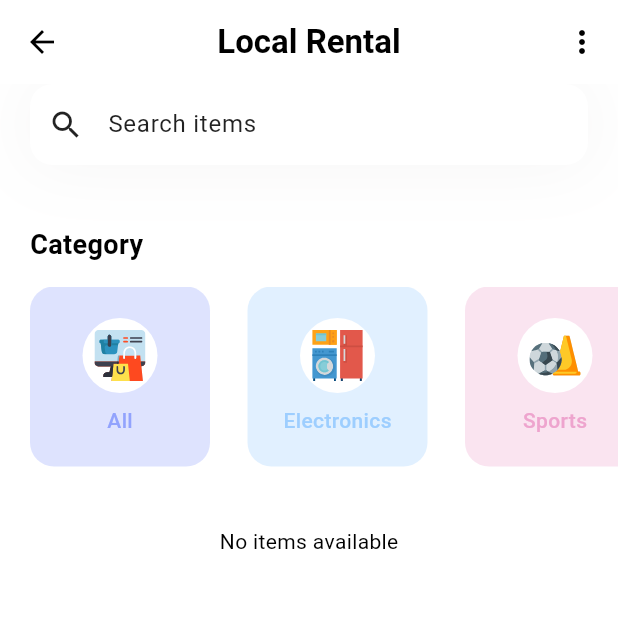
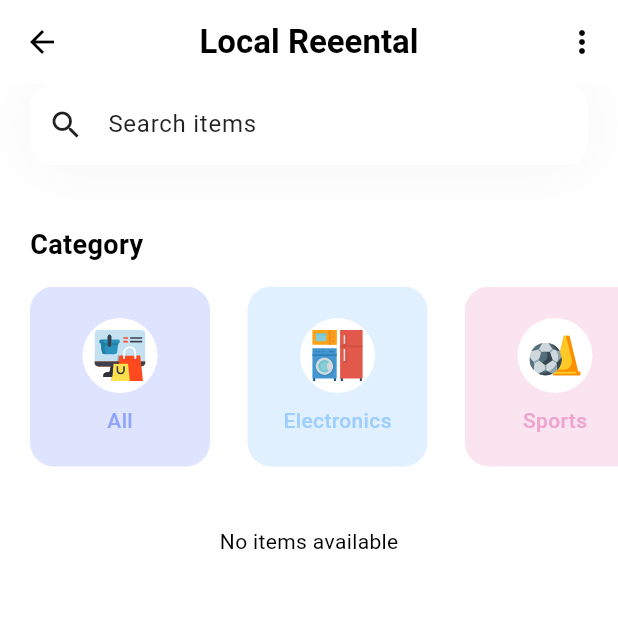
Before and after one commit to Sagar2006/Local-Rental-Flutter-, a Flutter app: the HomePage screen opened directly, on a phone screen of 412 x 824 dp, the top half of it. Run offline on Flutter 3.47's test engine with Material 3 defaults, Android fonts, the phone set to English and light mode, and no system bars; our stand-ins replace cached_network_image, firebase_auth, firebase_core, firebase_database, flutter_carousel_widget, flutter_svg and 3 more; accounts and stored records are empty.

Commit message:
test commit(revert check)

```diff
--- a/lib/pages/home.dart
+++ b/lib/pages/home.dart
@@ -520,7 +520,7 @@ class _HomePageState extends State<HomePage> {
     return Scaffold(
       appBar: AppBar(
         title: const Text(
-          'Local Rental',
+          'Local Reeental',
           style: TextStyle(
             fontWeight: FontWeight.bold,
           ),
```
